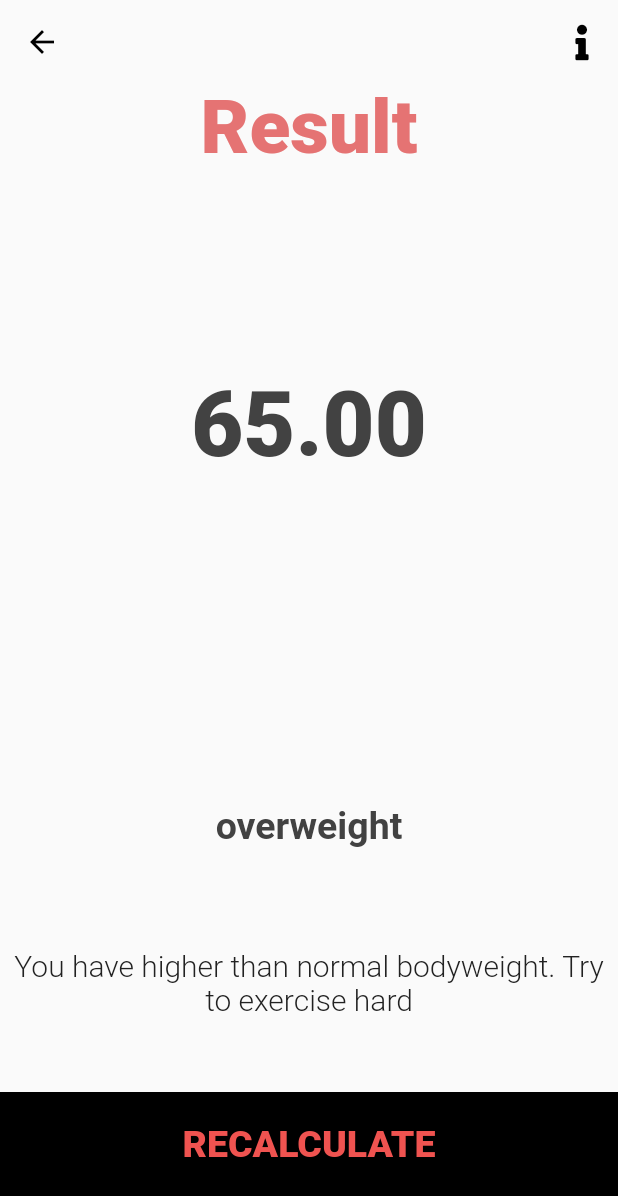
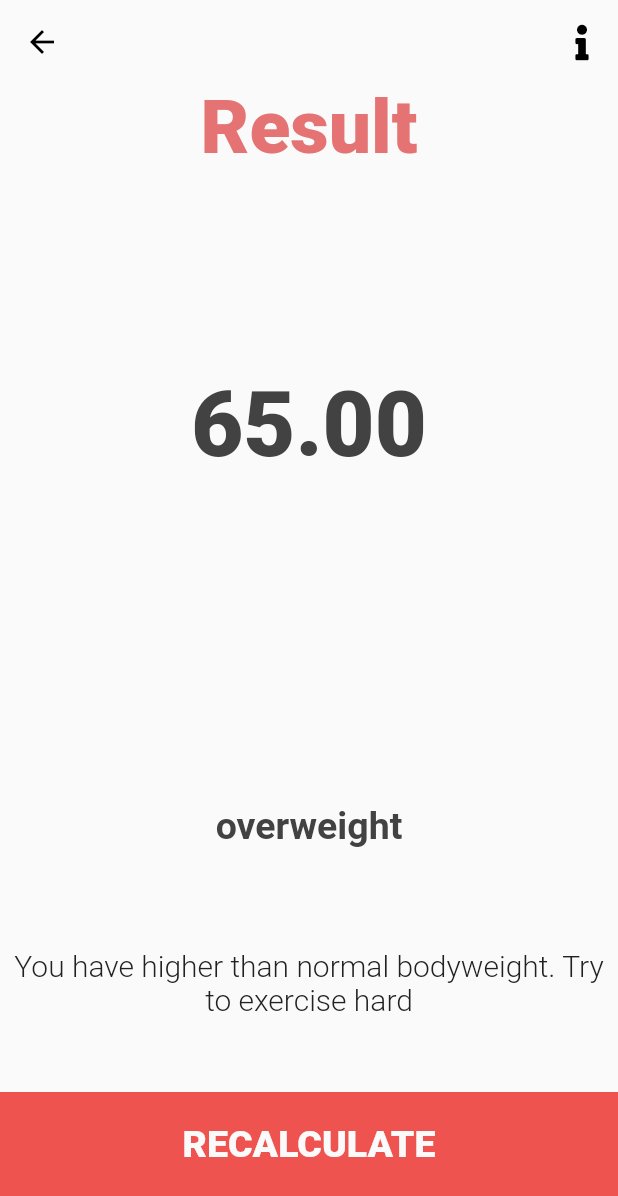
Before and after one commit to ajay963/bmi, a Flutter app: the screen it shows after launch, after a tap on "CALCULATE", on a phone screen of 412 x 824 dp. Shown: the top 1196 px of the screen. Run offline on Flutter 3.47's test engine with Material 2 defaults, Android fonts, the light colour scheme and no system bars; our stand-ins replace font_awesome_flutter.

Commit message:
some minor changes

```diff
--- a/lib/bmiwork.dart
+++ b/lib/bmiwork.dart
@@ -30,7 +30,7 @@ class Fxbmi {
     } else if (_bmi > 18.5) {
       return 'Keep it Up, Good Job';
     } else {
-      return 'Khana khaya karo, Aise nahi chaalboo';
+      return 'Low body weight ,please maintain your daily meal';
     }
   }
 }
--- a/lib/home.dart
+++ b/lib/home.dart
@@ -96,7 +96,7 @@ class _HomeState extends State<Home> {
               },
               child: Center(
                   child: Container(
-                color: Colors.black,
+                color: Colors.red[400],
                 width: double.infinity,
                 height: double.infinity,
                 padding: EdgeInsets.only(top: 20),
@@ -104,7 +104,7 @@ class _HomeState extends State<Home> {
                   type: 'CALCULATE',
                   size: 40,
                   weight: FontWeight.w900,
-                  colour: Colors.white,
+                  colour: Colors.grey[50],
                 ),
               )),
             ))
--- a/lib/result.dart
+++ b/lib/result.dart
@@ -74,12 +74,12 @@ class Result extends StatelessWidget {
                     padding: EdgeInsets.only(top: 20),
                     height: double.infinity,
                     width: double.infinity,
-                    color: Colors.black,
+                    color: Colors.red[400],
                     child: Txtstyle(
                         type: 'RECALCULATE',
                         size: 25,
                         weight: FontWeight.w900,
-                        colour: Colors.red[400]),
+                        colour: Colors.grey[50]),
                   ),
                 ),
               ),
```
Also changed, not shown: pubspec.lock.
